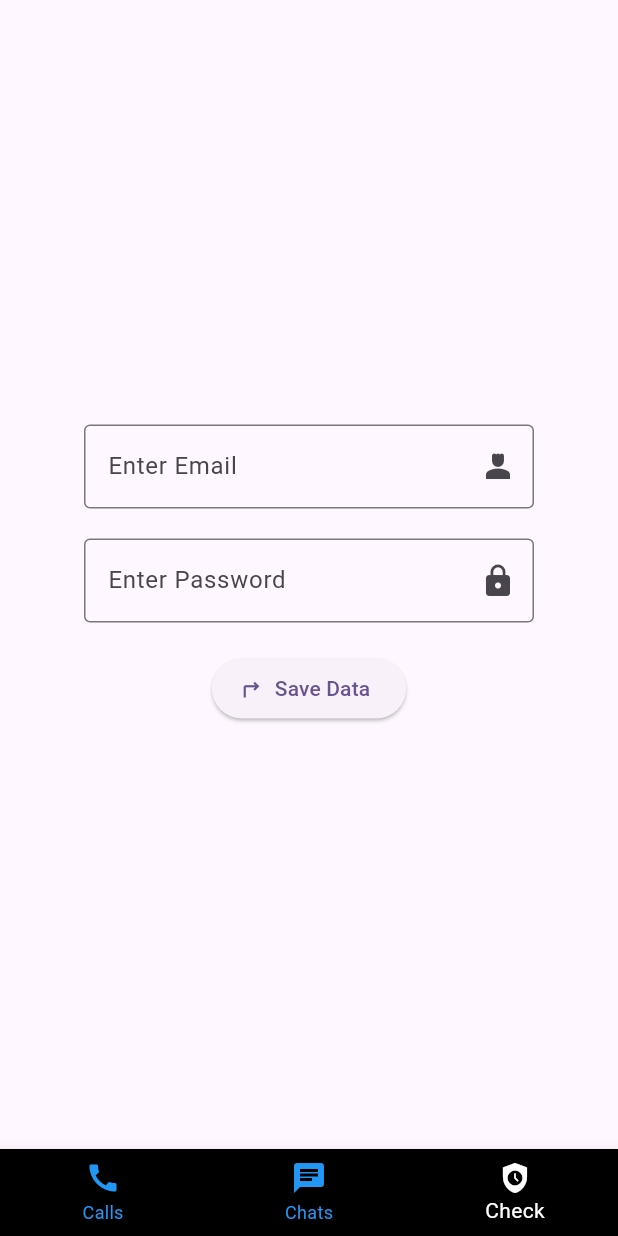
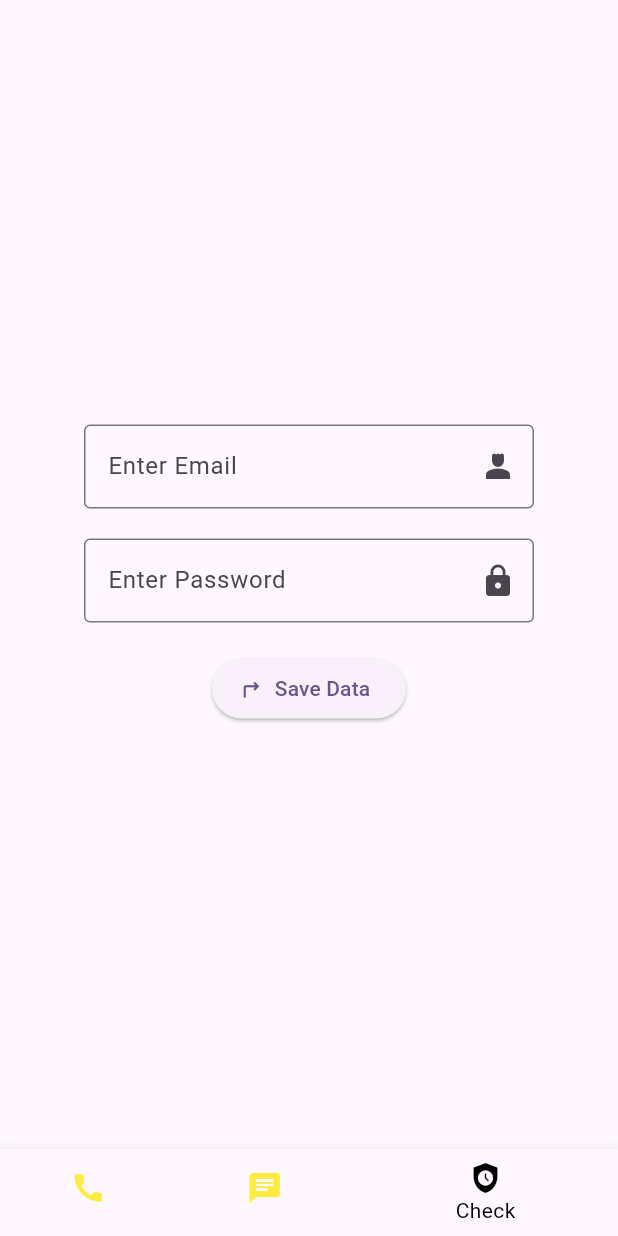
Before and after one commit to samreenrafiq2796/Flutter_Work, a Flutter app: the screen it shows after launch, item 3 of the bottom bar chosen, on a phone screen of 412 x 824 dp. Run offline on Flutter 3.47's test engine with Material 3 defaults, Android fonts, the light colour scheme and no system bars; our stand-ins replace fluttertoast, font_awesome_flutter, shared_preferences.

Commit message:
Shifiting item

```diff
--- a/Flutter/bottom_navigation/lib/main.dart
+++ b/Flutter/bottom_navigation/lib/main.dart
@@ -97,10 +97,11 @@ class _MyHomePageState extends State<MyHomePage> {
         child:_pages.elementAt(selectedindex) ,
       ),
       bottomNavigationBar: BottomNavigationBar(
+          backgroundColor: Colors.black,
+          type: BottomNavigationBarType.shifting,
           currentIndex: selectedindex,
-          backgroundColor: Colors.black,
-          selectedItemColor: Colors.white,
-          unselectedItemColor: Colors.blue,
+          selectedItemColor: Colors.black,
+          unselectedItemColor: Colors.yellow,
           onTap: tap,
           items: [
             BottomNavigationBarItem(icon: Icon(Icons.call), label: "Calls"),
```
